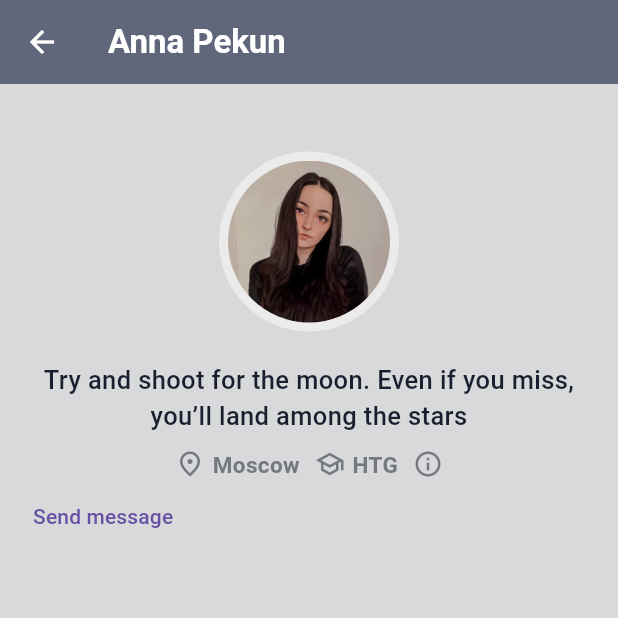
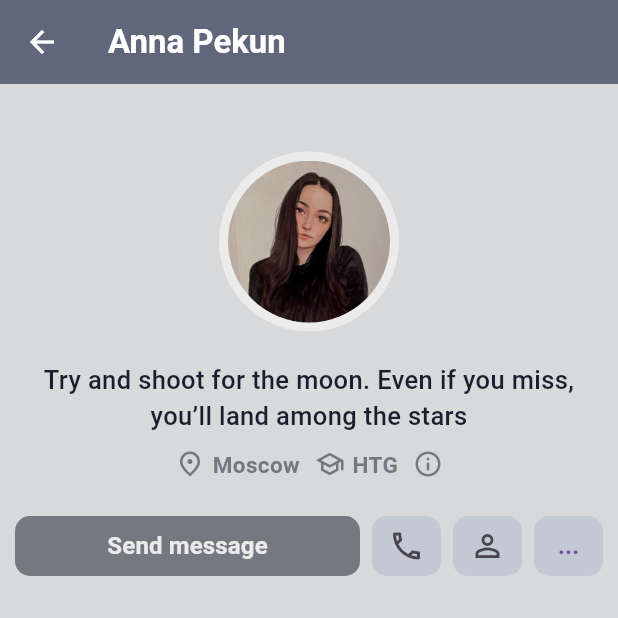
Before and after one commit to nodleSsh/quoks, a Flutter app: the FriendDetailsWidget screen opened by its route, on a phone screen of 412 x 824 dp, the top half of it. Run offline on Flutter 3.47's test engine with Material 3 defaults, Android fonts, the phone set to English and light mode, and no system bars.

Commit message:
style for InteractionWidgetFriend

```diff
--- a/lib/widgets/auth/auth_widget.dart
+++ b/lib/widgets/auth/auth_widget.dart
@@ -102,7 +102,7 @@ class __FormWidgetState extends State<_FormWidget> {
             'Login',
             style: TextStyle(
                 fontSize: 25,
-                color: Color.fromARGB(255, 148, 46, 46),
+                color: Color.fromARGB(255, 43, 43, 43),
                 fontWeight: FontWeight.w500),
           ),
           const SizedBox(
--- a/lib/widgets/auth/friend_details/friend_details_info_widget.dart
+++ b/lib/widgets/auth/friend_details/friend_details_info_widget.dart
@@ -18,6 +18,9 @@ class FriendsDetailsInfoWidget extends StatelessWidget {
             height: 20,
           ),
           FriendStatusWidget(),
+          SizedBox(
+            height: 20,
+          ),
           InteractionWidgetFriend(),
         ],
       ),
@@ -129,12 +132,82 @@ class InteractionWidgetFriend extends StatelessWidget {
   @override
   Widget build(BuildContext context) {
     return Row(
+      mainAxisAlignment: MainAxisAlignment.spaceBetween,
       children: [
-        TextButton(
-          style: ButtonStyle(),
-          onPressed: () {},
-          child: const Text(
-            'Send message',
+        Expanded(
+          flex: 5,
+          child: TextButton(
+            style: TextButton.styleFrom(
+              backgroundColor: const Color.fromARGB(255, 117, 120, 127),
+              shape: const RoundedRectangleBorder(
+                borderRadius: BorderRadius.all(
+                  Radius.circular(10),
+                ),
+              ),
+            ),
+            onPressed: () {},
+            child: const Text(
+              'Send message',
+              style: TextStyle(
+                color: Color.fromARGB(255, 236, 235, 235),
+                fontWeight: FontWeight.w700,
+                fontSize: 16,
+              ),
+            ),
+          ),
+        ),
+        const SizedBox(
+          width: 8,
+        ),
+        Expanded(
+          flex: 1,
+          child: IconButton(
+            style: IconButton.styleFrom(
+                backgroundColor: const Color.fromARGB(255, 196, 200, 212),
+                shape: const RoundedRectangleBorder(
+                  borderRadius: BorderRadius.all(
+                    Radius.circular(10),
+                  ),
+                )),
+            onPressed: () {},
+            icon: const Icon(Icons.call_outlined),
+          ),
+        ),
+        const SizedBox(
+          width: 8,
+        ),
+        Expanded(
+          flex: 1,
+          child: IconButton(
+            style: IconButton.styleFrom(
+                backgroundColor: const Color.fromARGB(255, 196, 200, 212),
+                shape: const RoundedRectangleBorder(
+                  borderRadius: BorderRadius.all(
+                    Radius.circular(10),
+                  ),
+                )),
+            onPressed: () {},
+            icon: const Icon(Icons.person_outline),
+          ),
+        ),
+        const SizedBox(
+          width: 8,
+        ),
+        Expanded(
+          flex: 1,
+          child: TextButton(
+            style: IconButton.styleFrom(
+                backgroundColor: const Color.fromARGB(255, 196, 200, 212),
+                shape: const RoundedRectangleBorder(
+                  borderRadius: BorderRadius.all(
+                    Radius.circular(10),
+                  ),
+                )),
+            onPressed: () {},
+            child: const Text(
+              '...',
+              style: TextStyle(fontSize: 16, fontWeight: FontWeight.w700),
+            ),
           ),
         ),
       ],
```
